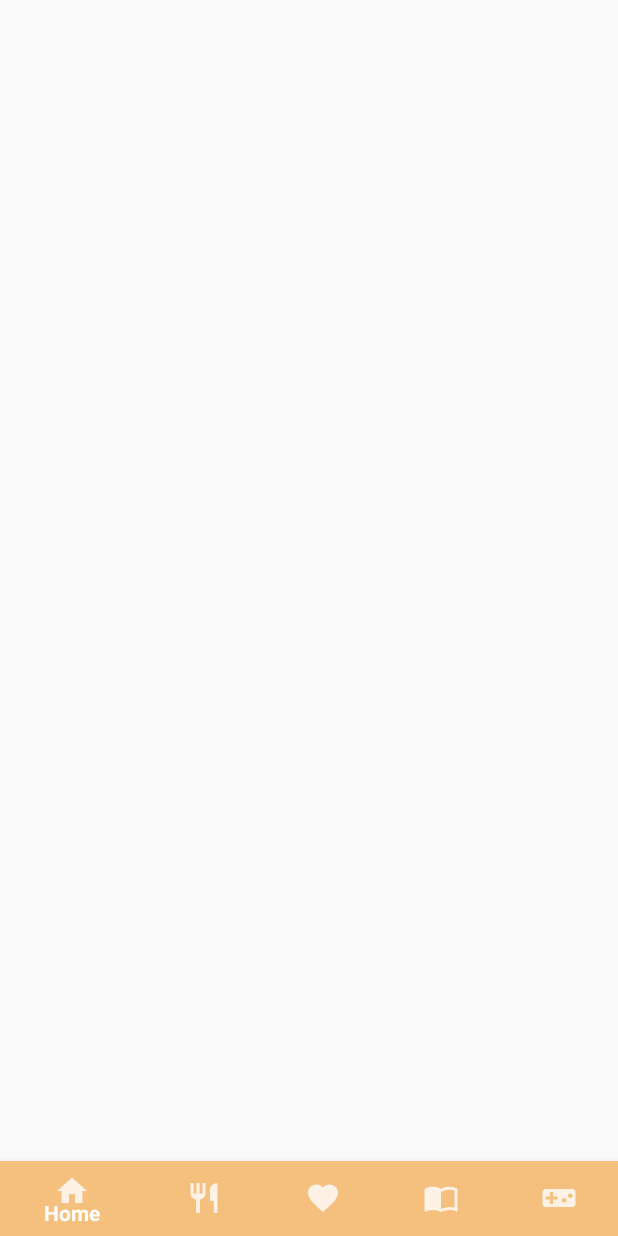
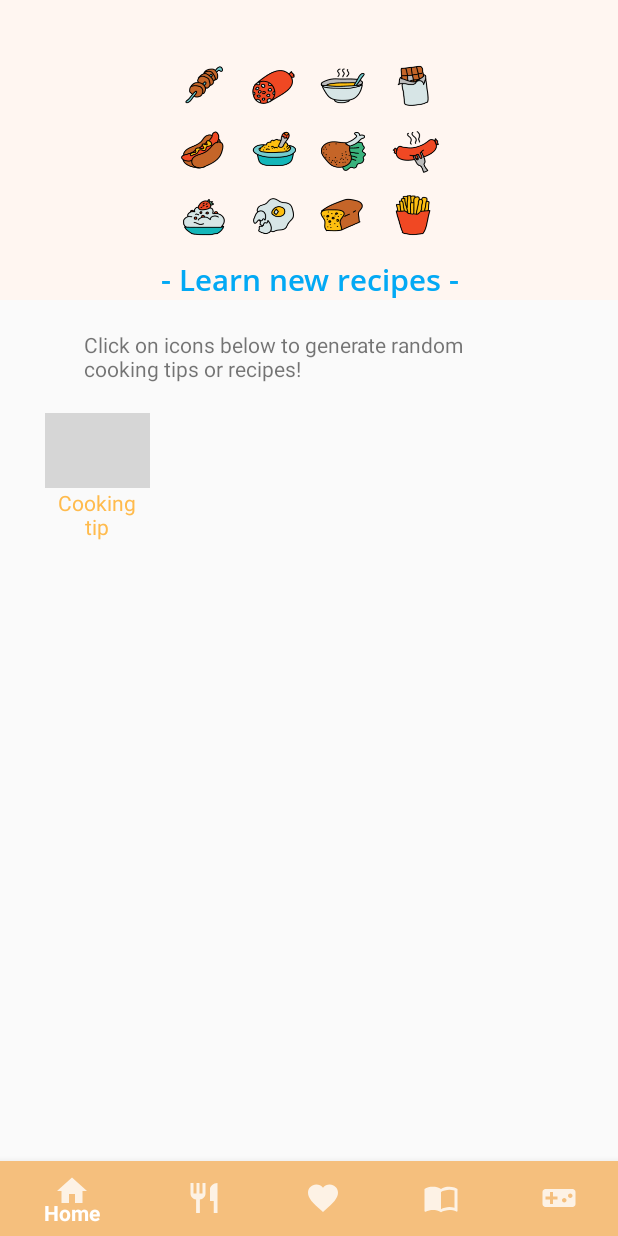
Before and after one commit to KennethLi00/Cookversity, an Android app: the screen it shows after launch (MainActivity), on a phone screen of 412 x 824 dp. Run offline under Robolectric (Android 15) with nearby library versions, the light colour scheme and no system bars; grey boxes are pictures that could not be loaded.

Commit message:
cooking tips

```diff
--- a/app/src/main/java/com/example/cookversity/MainActivity.java
+++ b/app/src/main/java/com/example/cookversity/MainActivity.java
@@ -22,6 +22,8 @@ public class MainActivity extends AppCompatActivity {
         setContentView(R.layout.activity_main);
         BottomNavigationView menu = findViewById(R.id.bnNavigation);
         menu.setOnNavigationItemSelectedListener(OnNavigationItemSelectedListener);
+        Fragment fragment = new HomeFragment();
+        loadFragment(fragment);
         System.out.println("1");
     }
 
--- a/app/src/main/java/com/example/cookversity/Quiz.java
+++ b/app/src/main/java/com/example/cookversity/Quiz.java
@@ -84,7 +84,7 @@ public class Quiz implements Serializable {
         list.add(new Quiz("How does adding salt to boiling water affect it?","Speeds up the process of boiling water.","It delays the process of water boiling.","Softens the water.","Stops the water from boiling at all.","b"));
         list.add(new Quiz("How can you determine if an egg has gone bad?","If it sinks to the bottom in a bowl of water and lays flat on its side.","If it floats to the surface in a bowl full of water.","Shake it to see if it rattles.","If it feels warm when you handle it.","b"));
         list.add(new Quiz("What is a measure of the energy you get from food?","Carbohydrates.","Fat.","Fiber.","Calorie.","d"));
-        list.add(new Quiz(" Which vitamin is important for eyesight?","Vitamin A."," Vitamin B."," Vitamin C."," Vitamin D.","a"));
+        list.add(new Quiz("Which vitamin is important for eyesight?","Vitamin A."," Vitamin B."," Vitamin C."," Vitamin D.","a"));
         return list;
     }
 
--- a/app/src/main/res/layout/fragment_home.xml
+++ b/app/src/main/res/layout/fragment_home.xml
@@ -60,6 +60,37 @@
 
         </ViewFlipper>
 
+        <ImageView
+            android:id="@+id/ivCookingTip"
+            android:layout_width="70dp"
+            android:layout_height="50dp"
+            android:layout_marginStart="30dp"
+            android:layout_marginTop="20dp"
+            android:clickable="true"
+            android:src="@drawable/ic_tip"
+            app:layout_constraintStart_toStartOf="parent"
+            app:layout_constraintTop_toBottomOf="@+id/tvTitle" />
+
+        <TextView
+            android:id="@+id/tvCookingTip"
+            android:layout_width="70dp"
+            android:layout_height="wrap_content"
+            android:text="Cooking tip"
+            android:textAlignment="center"
+            android:textColor="#FFBB4D"
+            app:layout_constraintStart_toStartOf="@+id/ivCookingTip"
+            app:layout_constraintTop_toBottomOf="@+id/ivCookingTip" />
+
+        <TextView
+            android:id="@+id/tvTitle"
+            android:layout_width="300dp"
+            android:layout_height="wrap_content"
+            android:layout_marginTop="20dp"
+            android:text="Click on icons below to generate random cooking tips or recipes!"
+            app:layout_constraintEnd_toEndOf="parent"
+            app:layout_constraintStart_toStartOf="parent"
+            app:layout_constraintTop_toBottomOf="@+id/vfFlipper" />
+
 
     </androidx.constraintlayout.widget.ConstraintLayout>
 </FrameLayout>
```
Also changed, not shown: app/src/main/java/com/example/cookversity/CookingTips.java (added, +45 -0 lines), app/src/main/java/com/example/cookversity/HomeFragment.java (+48 -2 lines).
